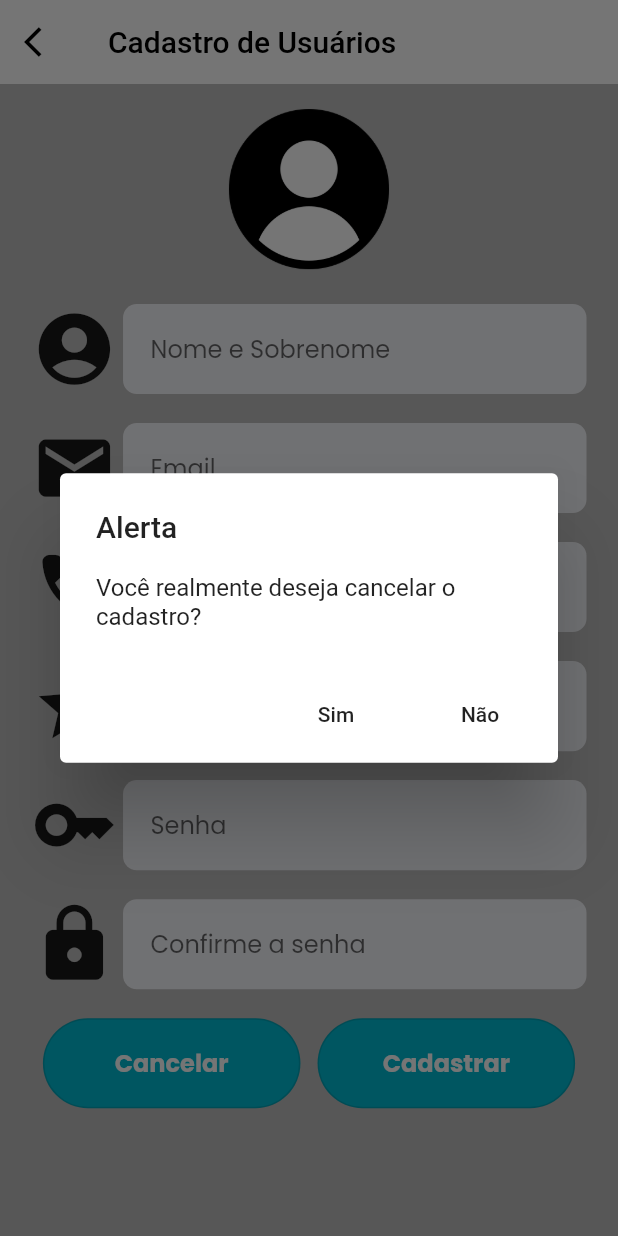
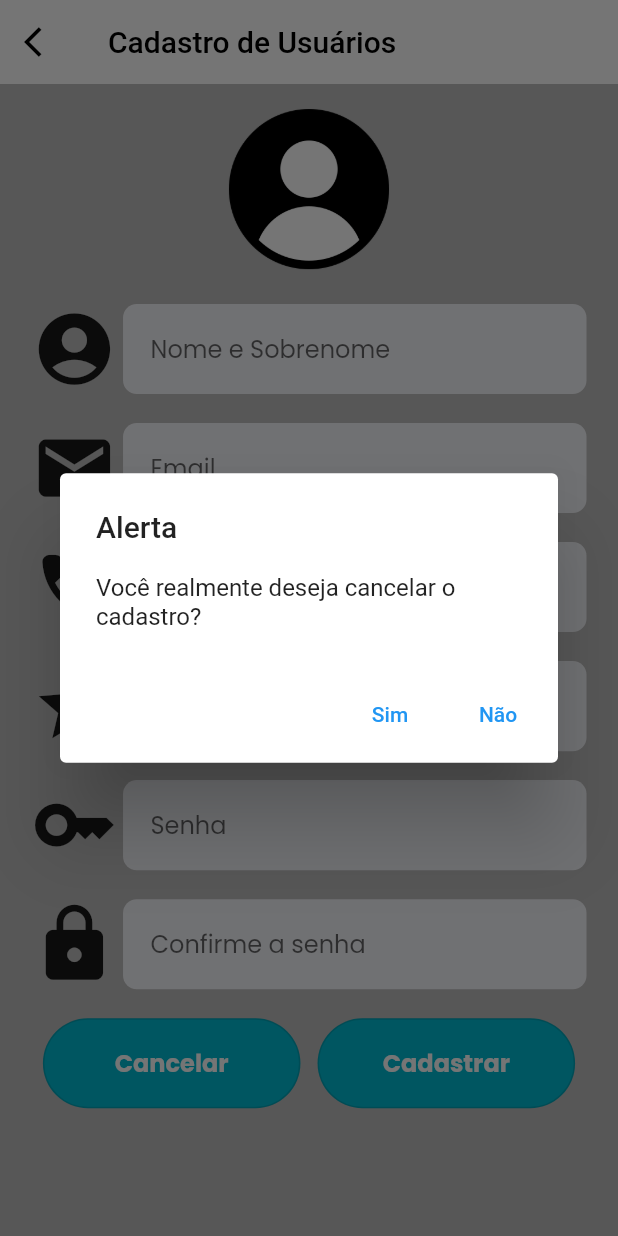
Before and after one commit to megarubber/vitahealth, a Flutter app: the screen it shows after launch, after a tap on "Cancelar", on a phone screen of 412 x 824 dp. Run offline on Flutter 3.47's test engine with Material 2 defaults, Android fonts, the phone set to English and light mode, and no system bars; our stand-ins replace flutter_screenutil, fluttertoast, google_fonts, image_picker, mask_text_input_formatter.

Commit message:
fix: change FlatButton to TextButton

```diff
--- a/lib/screens/register.dart
+++ b/lib/screens/register.dart
@@ -36,11 +36,11 @@ class RegisterState extends State<Register> {
       context: context,
       builder: (BuildContext context) {
         return AlertDialog(
-          title: new Text("Erro"),
-          content: new Text("Teste de erro"),
+          title: Text("Erro"),
+          content: Text("Teste de erro"),
           actions: <Widget>[
-            new FlatButton(
-              child: new Text("Ok"),
+            TextButton(
+              child: Text("Ok"),
               onPressed: () {
                 Navigator.of(context).pop();
               }
@@ -61,11 +61,11 @@ class RegisterState extends State<Register> {
       context: context,
       builder: (BuildContext context) {
         return AlertDialog(
-          title: new Text("Alerta"),
-          content: new Text("Você realmente deseja cancelar o cadastro?"),
+          title: Text("Alerta"),
+          content: Text("Você realmente deseja cancelar o cadastro?"),
           actions: <Widget>[
-            new FlatButton(
-              child: new Text("Sim"),
+            TextButton(
+              child: Text("Sim"),
               onPressed: () {
                 Navigator.push(
                   context,
@@ -75,8 +75,8 @@ class RegisterState extends State<Register> {
                 );
               }
             ),
-            new FlatButton(
-              child: new Text("Não"),
+            TextButton(
+              child: Text("Não"),
               onPressed: () {
                 Navigator.of(context).pop();
               }
```
Also changed, not shown: pubspec.lock.
